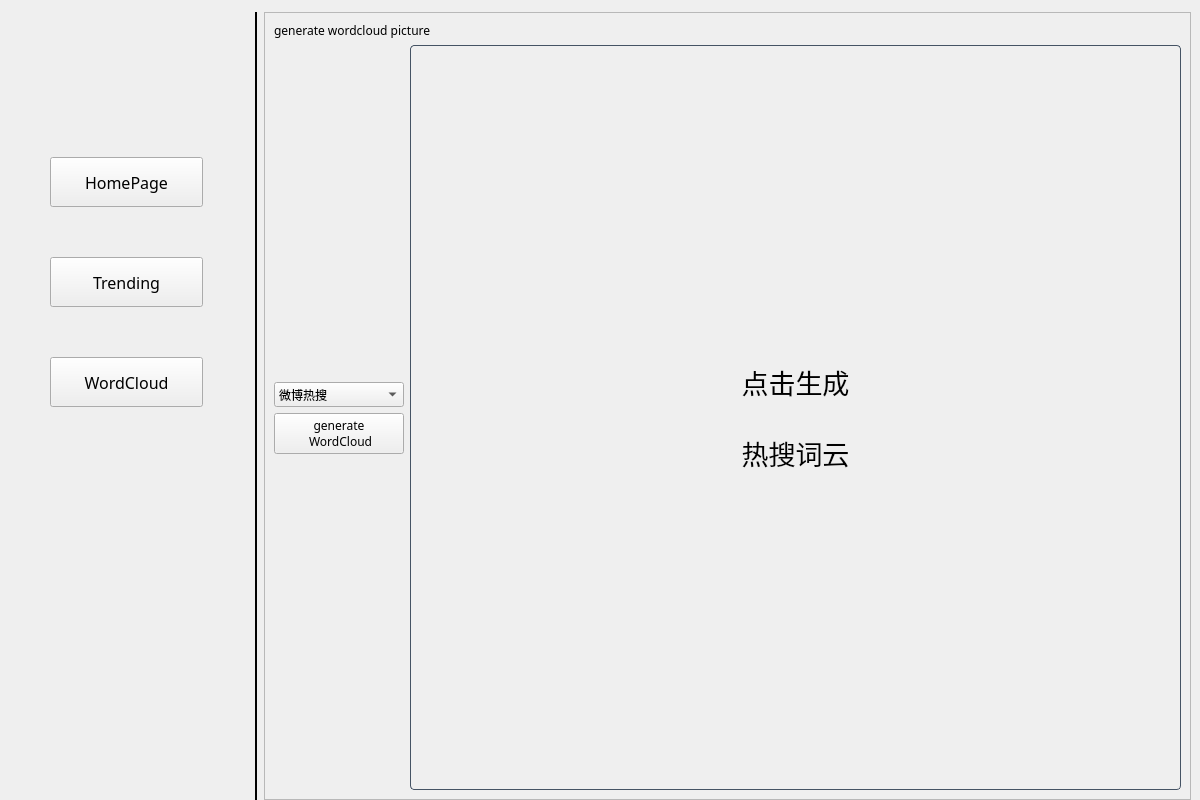
This is window.ui in ZainLLL/TopTrending as Qt 5 draws it before an edit. The edited form follows.
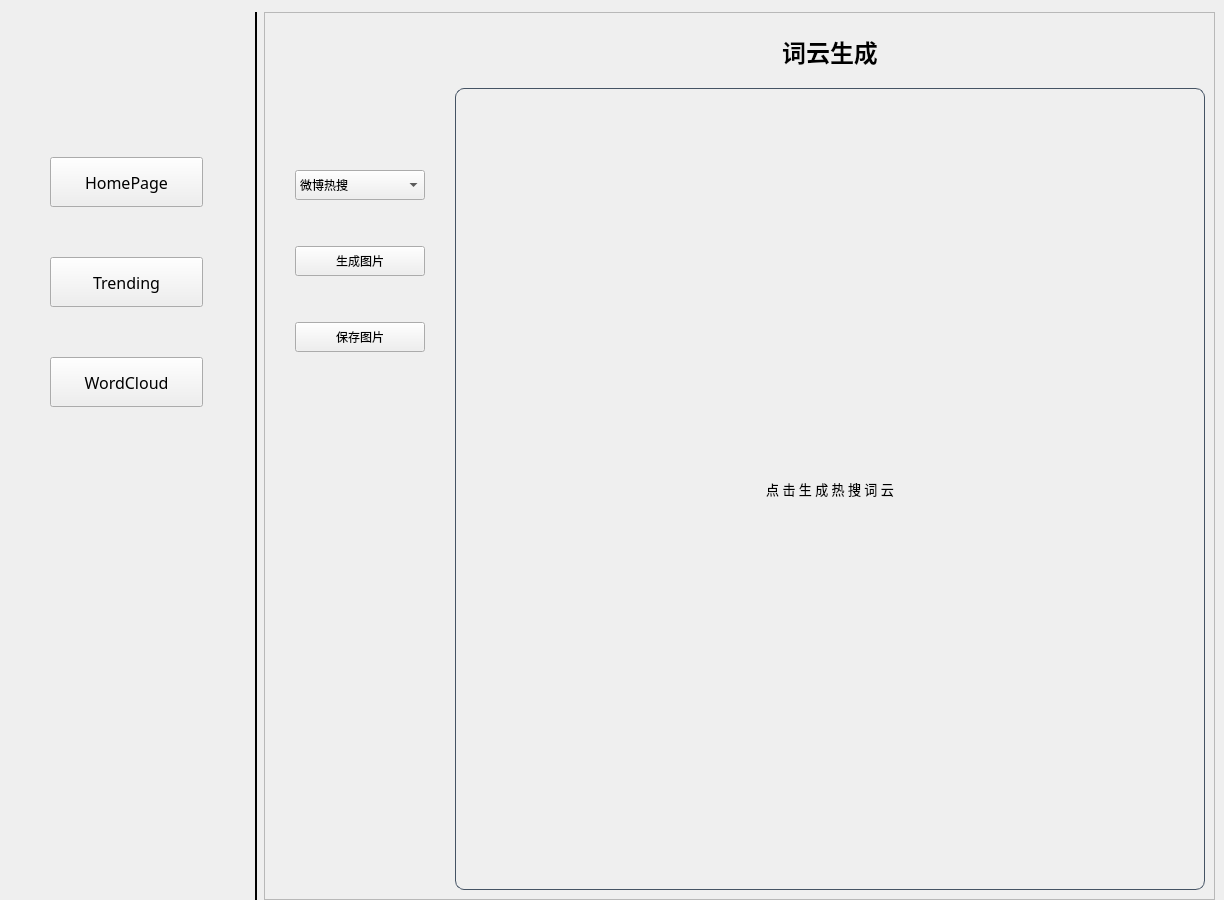
This is the edited form. The open tabs and pages were chosen to show the change. Icons and pictures are not drawn.

Commit message: :art::sparkles:change info data structure & finish wordcloud feature

Patch:
```diff
--- a/window.ui
+++ b/window.ui
@@ -6,8 +6,8 @@
    <rect>
     <x>0</x>
     <y>0</y>
-    <width>1200</width>
-    <height>800</height>
+    <width>1211</width>
+    <height>900</height>
    </rect>
   </property>
   <property name="minimumSize">
@@ -879,7 +879,59 @@
       </widget>
       <widget class="QWidget" name="WCPage">
        <layout class="QGridLayout" name="gridLayout_2">
-        <item row="5" column="0">
+        <property name="leftMargin">
+         <number>30</number>
+        </property>
+        <property name="horizontalSpacing">
+         <number>30</number>
+        </property>
+        <item row="4" column="1" rowspan="8" colspan="2">
+         <widget class="QLabel" name="img_label">
+          <property name="sizePolicy">
+           <sizepolicy hsizetype="Preferred" vsizetype="Preferred">
+            <horstretch>0</horstretch>
+            <verstretch>0</verstretch>
+           </sizepolicy>
+          </property>
+          <property name="minimumSize">
+           <size>
+            <width>750</width>
+            <height>750</height>
+           </size>
+          </property>
+          <property name="baseSize">
+           <size>
+            <width>1</width>
+            <height>1</height>
+           </size>
+          </property>
+          <property name="font">
+           <font>
+            <family>微软雅黑</family>
+            <pointsize>10</pointsize>
+           </font>
+          </property>
+          <property name="styleSheet">
+           <string notr="true">border: 1px solid #455364;border-radius: 9px;</string>
+          </property>
+          <property name="frameShape">
+           <enum>QFrame::StyledPanel</enum>
+          </property>
+          <property name="text">
+           <string>点 击 生 成 热 搜 词 云</string>
+          </property>
+          <property name="textFormat">
+           <enum>Qt::PlainText</enum>
+          </property>
+          <property name="scaledContents">
+           <bool>true</bool>
+          </property>
+          <property name="alignment">
+           <set>Qt::AlignCenter</set>
+          </property>
+         </widget>
+        </item>
+        <item row="11" column="0">
          <spacer name="verticalSpacer_5">
           <property name="orientation">
            <enum>Qt::Vertical</enum>
@@ -892,35 +944,145 @@
           </property>
          </spacer>
         </item>
-        <item row="0" column="0" colspan="3">
-         <widget class="QLabel" name="label_4">
-          <property name="text">
-           <string>generate wordcloud picture</string>
-          </property>
-         </widget>
-        </item>
-        <item row="3" column="0">
+        <item row="8" column="0">
          <widget class="QPushButton" name="geneButton">
+          <property name="sizePolicy">
+           <sizepolicy hsizetype="Fixed" vsizetype="Fixed">
+            <horstretch>0</horstretch>
+            <verstretch>0</verstretch>
+           </sizepolicy>
+          </property>
+          <property name="minimumSize">
+           <size>
+            <width>130</width>
+            <height>30</height>
+           </size>
+          </property>
           <property name="text">
-           <string>generate 
- WordCloud</string>
+           <string>生成图片</string>
           </property>
          </widget>
         </item>
-        <item row="1" column="0">
+        <item row="4" column="0">
          <spacer name="verticalSpacer_3">
           <property name="orientation">
            <enum>Qt::Vertical</enum>
           </property>
+          <property name="sizeType">
+           <enum>QSizePolicy::Fixed</enum>
+          </property>
           <property name="sizeHint" stdset="0">
            <size>
             <width>20</width>
+            <height>70</height>
+           </size>
+          </property>
+         </spacer>
+        </item>
+        <item row="10" column="0">
+         <widget class="QPushButton" name="saveButton">
+          <property name="sizePolicy">
+           <sizepolicy hsizetype="Fixed" vsizetype="Fixed">
+            <horstretch>0</horstretch>
+            <verstretch>0</verstretch>
+           </sizepolicy>
+          </property>
+          <property name="minimumSize">
+           <size>
+            <width>130</width>
+            <height>30</height>
+           </size>
+          </property>
+          <property name="text">
+           <string>保存图片</string>
+          </property>
+         </widget>
+        </item>
+        <item row="1" column="0">
+         <spacer name="horizontalSpacer_15">
+          <property name="orientation">
+           <enum>Qt::Horizontal</enum>
+          </property>
+          <property name="sizeType">
+           <enum>QSizePolicy::Fixed</enum>
+          </property>
+          <property name="sizeHint" stdset="0">
+           <size>
+            <width>130</width>
+            <height>20</height>
+           </size>
+          </property>
+         </spacer>
+        </item>
+        <item row="7" column="0">
+         <spacer name="verticalSpacer_6">
+          <property name="orientation">
+           <enum>Qt::Vertical</enum>
+          </property>
+          <property name="sizeType">
+           <enum>QSizePolicy::Fixed</enum>
+          </property>
+          <property name="sizeHint" stdset="0">
+           <size>
+            <width>20</width>
             <height>40</height>
            </size>
           </property>
          </spacer>
         </item>
-        <item row="2" column="0">
+        <item row="9" column="0">
+         <spacer name="verticalSpacer_7">
+          <property name="orientation">
+           <enum>Qt::Vertical</enum>
+          </property>
+          <property name="sizeType">
+           <enum>QSizePolicy::Fixed</enum>
+          </property>
+          <property name="sizeHint" stdset="0">
+           <size>
+            <width>20</width>
+            <height>40</height>
+           </size>
+          </property>
+         </spacer>
+        </item>
+        <item row="1" column="1" colspan="2">
+         <widget class="QLabel" name="label_4">
+          <property name="sizePolicy">
+           <sizepolicy hsizetype="Preferred" vsizetype="Fixed">
+            <horstretch>0</horstretch>
+            <verstretch>0</verstretch>
+           </sizepolicy>
+          </property>
+          <property name="minimumSize">
+           <size>
+            <width>0</width>
+            <height>60</height>
+           </size>
+          </property>
+          <property name="maximumSize">
+           <size>
+            <width>16777215</width>
+            <height>16000000</height>
+           </size>
+          </property>
+          <property name="font">
+           <font>
+            <family>微软雅黑</family>
+            <pointsize>18</pointsize>
+            <weight>75</weight>
+            <bold>true</bold>
+           </font>
+          </property>
+          <property name="text">
+           <string>词云生成</string>
+          </property>
+          <property name="alignment">
+           <set>Qt::AlignCenter</set>
+          </property>
+         </widget>
+        </item>
+        <item row="6" column="0">
          <widget class="QComboBox" name="comboBox2">
           <property name="sizePolicy">
            <sizepolicy hsizetype="Fixed" vsizetype="Fixed">
@@ -931,7 +1093,7 @@
           <property name="minimumSize">
            <size>
             <width>130</width>
-            <height>16</height>
+            <height>30</height>
            </size>
           </property>
           <item>
@@ -963,35 +1125,6 @@
           </item>
          </widget>
         </item>
-        <item row="1" column="1" rowspan="5" colspan="2">
-         <widget class="QLabel" name="img_label">
-          <property name="font">
-           <font>
-            <pointsize>20</pointsize>
-           </font>
-          </property>
-          <property name="styleSheet">
-           <string notr="true">border: 1px solid #455364;border-radius: 4px;</string>
-          </property>
-          <property name="frameShape">
-           <enum>QFrame::StyledPanel</enum>
-          </property>
-          <property name="text">
-           <string>点击生成
-
-热搜词云</string>
-          </property>
-          <property name="textFormat">
-           <enum>Qt::PlainText</enum>
-          </property>
-          <property name="scaledContents">
-           <bool>true</bool>
-          </property>
-          <property name="alignment">
-           <set>Qt::AlignCenter</set>
-          </property>
-         </widget>
-        </item>
        </layout>
       </widget>
      </widget>
```
Left out of the diff: 12 changed lines with no effect on the pictures. The commit also changes 5 other files.
